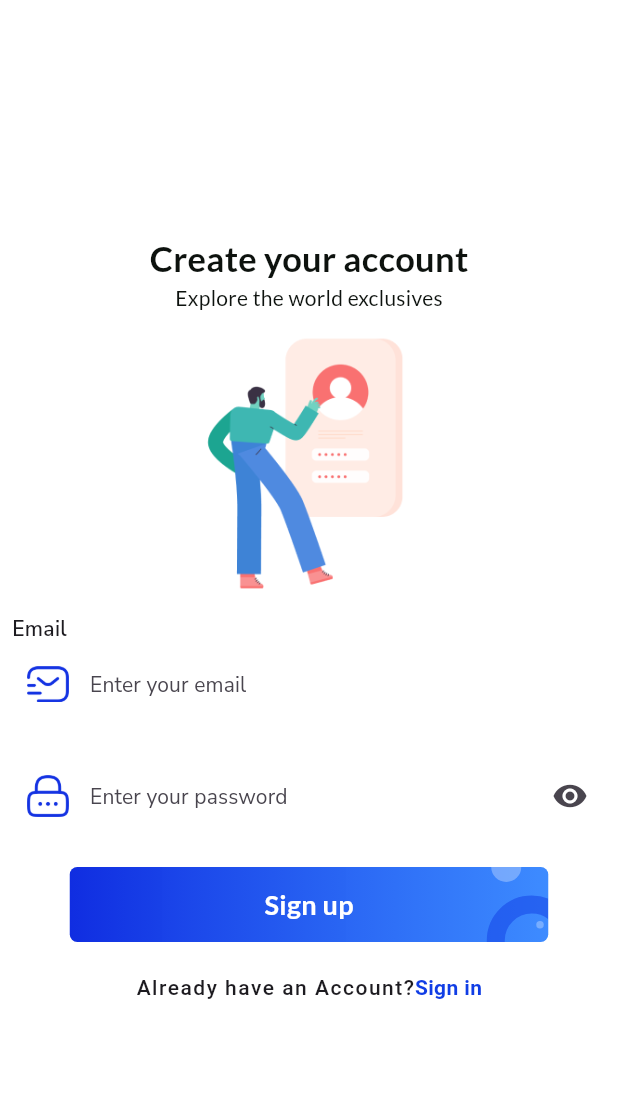
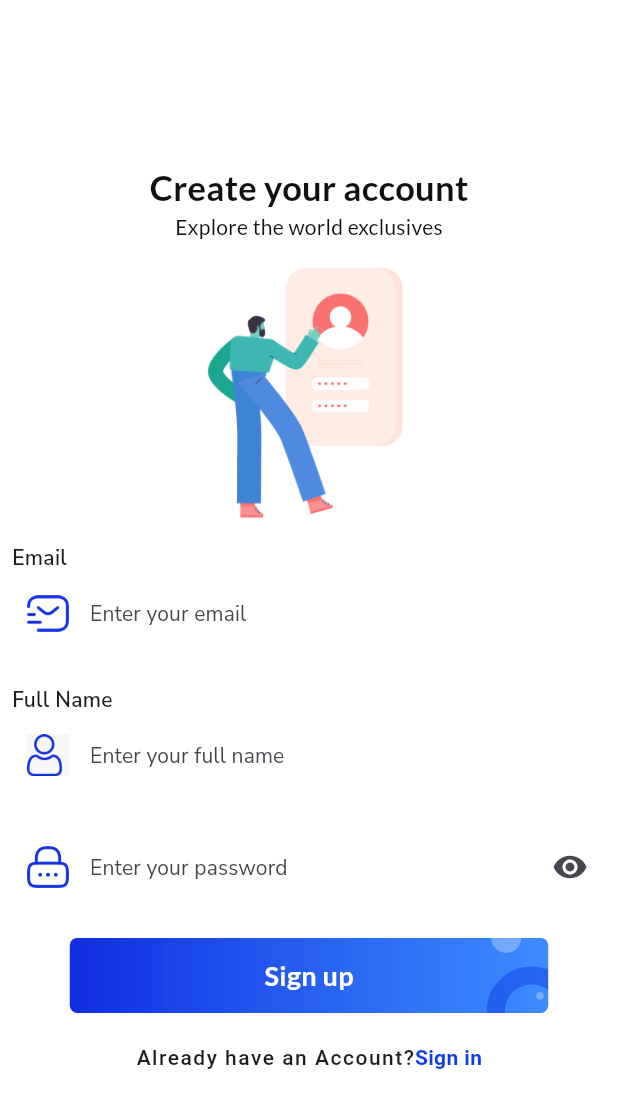
Before and after one commit to EdinaBiro/Mac_Store, a Flutter app: the RegisterScreen screen opened directly, on a phone screen of 412 x 824 dp. Shown: the top 1108 px of the screen. Run offline on Flutter 3.47's test engine with Material 3 defaults, Android fonts, the phone set to English and light mode, and no system bars; our stand-ins replace google_fonts.

Commit message:
Added sign up screen

```diff
--- a/lib/views/screens/authentication_screens/login_screen.dart
+++ b/lib/views/screens/authentication_screens/login_screen.dart
@@ -1,5 +1,6 @@
 import 'package:flutter/material.dart';
 import 'package:google_fonts/google_fonts.dart';
+import 'package:mac_store_app/views/screens/authentication_screens/register_screen.dart';
 
 class LoginScreen extends StatelessWidget {
   const LoginScreen({super.key});
@@ -188,10 +189,24 @@ class LoginScreen extends StatelessWidget {
 
                     letterSpacing: 1,
                     )),
-                     Text('Sign up', style: GoogleFonts.roboto(color: Color(0xFF103DE5),
-                     fontWeight: FontWeight.bold,)),
+                     InkWell(
+                      onTap: () {
+                        Navigator.push(context, MaterialPageRoute(builder: (context){
+                        return RegisterScreen();
+                      }));
+                      },
+                     child:
+                     Text(
+                      'Sign up',
+                      style: GoogleFonts.roboto(
+                        color: Color(0xFF103DE5),
+                        fontWeight: FontWeight.bold,
+                      ),
+                     ),
+                     ),
 
-                  ],)
+                  ],
+                  )
           ],
         ),
       ),
--- a/lib/views/screens/authentication_screens/register_screen.dart
+++ b/lib/views/screens/authentication_screens/register_screen.dart
@@ -1,5 +1,6 @@
 import 'package:flutter/material.dart';
 import 'package:google_fonts/google_fonts.dart';
+import 'package:mac_store_app/views/screens/authentication_screens/login_screen.dart';
 
 class RegisterScreen extends StatelessWidget {
   const RegisterScreen({super.key});
@@ -17,10 +18,12 @@ class RegisterScreen extends StatelessWidget {
               'Create your account',
               style: GoogleFonts.getFont(
                 'Lato',
+                textStyle: const TextStyle(
                 color: Color(0xFF0d120E),
                 letterSpacing: 0.2,
                 fontWeight: FontWeight.bold,
                 fontSize: 23,
+              ),
               ),
             ),
             Text(
@@ -74,6 +77,48 @@ class RegisterScreen extends StatelessWidget {
                     ),
                 ),
                 ),
+
+                SizedBox(
+                  height: 20,
+                ),
+              Align(
+              alignment: Alignment.topLeft,
+              child: Text(
+                'Full Name',
+                style: GoogleFonts.getFont(
+                'Nunito Sans',
+                fontWeight: FontWeight.w600,
+                letterSpacing: 0.2,
+                ),
+              ),
+            ),
+
+            TextFormField(
+              decoration: InputDecoration(
+                fillColor: Colors.white,
+                filled: true,
+                border: OutlineInputBorder(
+                  borderRadius: BorderRadius.circular(9),
+                  ),
+                  focusedBorder: InputBorder.none,
+                  enabledBorder: InputBorder.none,
+                  labelText: 'Enter your full name',
+                  labelStyle: GoogleFonts.getFont(
+                    "Nunito Sans",
+                    fontSize: 14,
+                    letterSpacing: 0.1
+                    ),
+                    prefixIcon: Padding (
+                      padding: const EdgeInsets.all(10.0),
+                      child: Image.asset(
+                      'assets/icons/user.jpeg',
+                      width: 20,
+                      height: 20,
+                      ),
+                    ),
+                ),
+                ),
+
 
                 SizedBox(
                   height: 20,
@@ -188,9 +233,17 @@ class RegisterScreen extends StatelessWidget {
 
                     letterSpacing: 1,
                     )),
-                     Text('Sign in', style: GoogleFonts.roboto(color: Color(0xFF103DE5),
-                     fontWeight: FontWeight.bold,)),
-
+                     InkWell(
+                      onTap: () {
+                        Navigator.push(context, MaterialPageRoute(builder: (context) {
+                          return LoginScreen();
+                        }));
+                      },
+                     child: Text('Sign in', style: GoogleFonts.roboto(color: Color(0xFF103DE5),
+                     fontWeight: FontWeight.bold,
+                     ),
+                     ),
+                     ),
                   ],)
           ],
         ),
```
